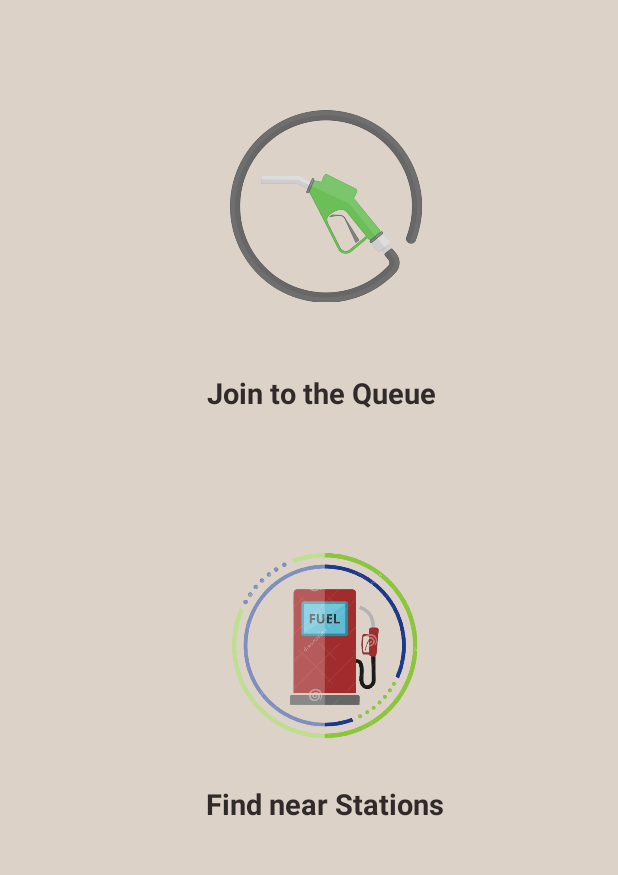
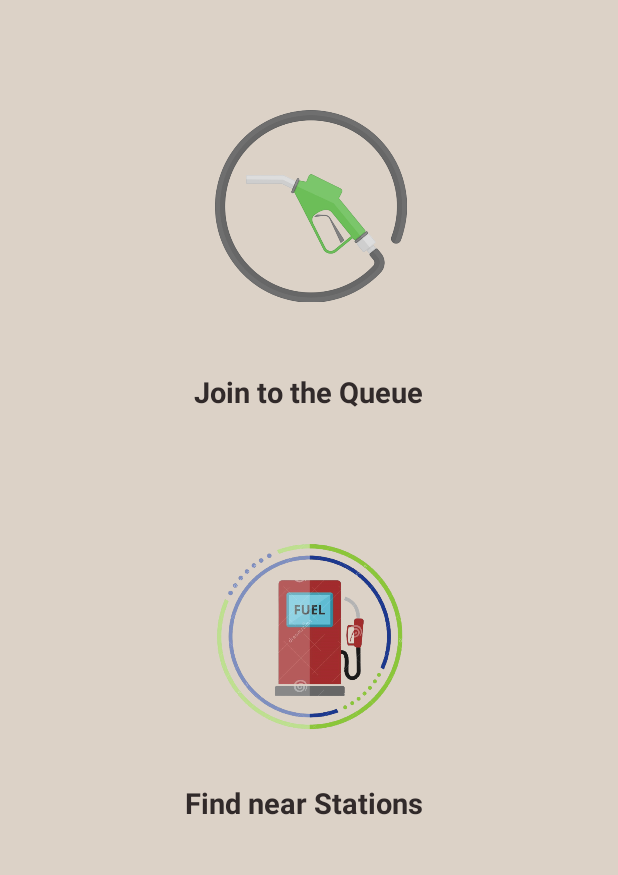
Before and after one commit to aparna-jay/FuelQueueManagementClient, an Android app: the CustomerHome screen opened directly, with no data from a screen before it, on a phone screen of 412 x 824 dp, the part 188-1063 px from its top. Run offline under Robolectric (Android 15) with nearby library versions, the phone set to English and light mode, and no system bars; network calls fail.

Commit message:
align the image icons of customer home

```diff
--- a/app/src/main/res/layout/activity_customer_home.xml
+++ b/app/src/main/res/layout/activity_customer_home.xml
@@ -16,10 +16,10 @@
         android:src="@drawable/iconpumpfuel"
         app:layout_constraintBottom_toBottomOf="parent"
         app:layout_constraintEnd_toEndOf="parent"
-        app:layout_constraintHorizontal_bias="0.534"
+        app:layout_constraintHorizontal_bias="0.498"
         app:layout_constraintStart_toStartOf="parent"
         app:layout_constraintTop_toTopOf="parent"
-        app:layout_constraintVertical_bias="0.68" />
+        app:layout_constraintVertical_bias="0.671" />
 
     <ImageButton
         android:id="@+id/joinToQueue"
@@ -30,7 +30,7 @@
         android:src="@drawable/fillstation"
         app:layout_constraintBottom_toBottomOf="parent"
         app:layout_constraintEnd_toEndOf="parent"
-        app:layout_constraintHorizontal_bias="0.534"
+        app:layout_constraintHorizontal_bias="0.498"
         app:layout_constraintStart_toStartOf="parent"
         app:layout_constraintTop_toTopOf="parent"
         app:layout_constraintVertical_bias="0.223" />
@@ -45,10 +45,10 @@
         android:textStyle="bold"
         app:layout_constraintBottom_toBottomOf="parent"
         app:layout_constraintEnd_toEndOf="parent"
-        app:layout_constraintHorizontal_bias="0.532"
+        app:layout_constraintHorizontal_bias="0.498"
         app:layout_constraintStart_toStartOf="parent"
         app:layout_constraintTop_toTopOf="parent"
-        app:layout_constraintVertical_bias="0.429" />
+        app:layout_constraintVertical_bias="0.428" />
 
     <TextView
         android:id="@+id/textView3"
@@ -60,10 +60,10 @@
         android:textStyle="bold"
         app:layout_constraintBottom_toBottomOf="parent"
         app:layout_constraintEnd_toEndOf="parent"
-        app:layout_constraintHorizontal_bias="0.542"
+        app:layout_constraintHorizontal_bias="0.488"
         app:layout_constraintStart_toStartOf="parent"
         app:layout_constraintTop_toTopOf="parent"
-        app:layout_constraintVertical_bias="0.798" />
+        app:layout_constraintVertical_bias="0.797" />
 
     <TextView
         android:id="@+id/textView3"
```
